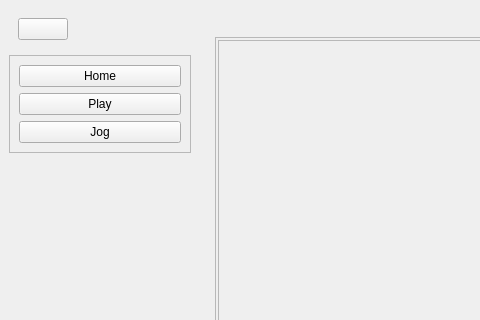
minimirror1/remote_gui, file src/ui/mainwindow.ui: the form before one commit; both pictures show x 0 to 480 and y 0 to 320 of the 962 by 700 pixel window.
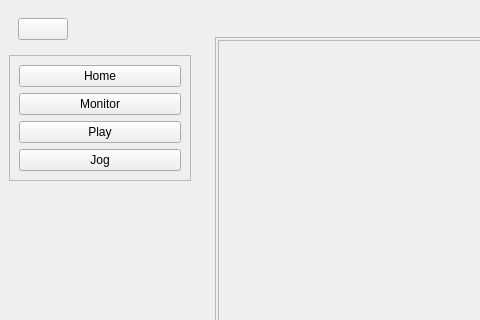
The form after the commit. Icons and pictures are not drawn.

Commit message: 모니터 페이지 기능 추가: MainWindow에 MonitorPage UI 클래스 추가 및 초기화, 페이지 전환 버튼 연결, MonitorPage UI 구성 요소 및 상태 업데이트 로직 구현으로 장치 모니터링 기능 강화.

What changed in the file:
```diff
--- a/src/ui/mainwindow.ui
+++ b/src/ui/mainwindow.ui
@@ -93,6 +93,13 @@
             </property>
            </widget>
           </item>
+          <item>
+           <widget class="QPushButton" name="monitorButton">
+            <property name="text">
+             <string>Monitor</string>
+            </property>
+           </widget>
+          </item>
           <item>
            <widget class="QPushButton" name="PlayButton">
             <property name="text">
```
The commit also changes 5 other files.
